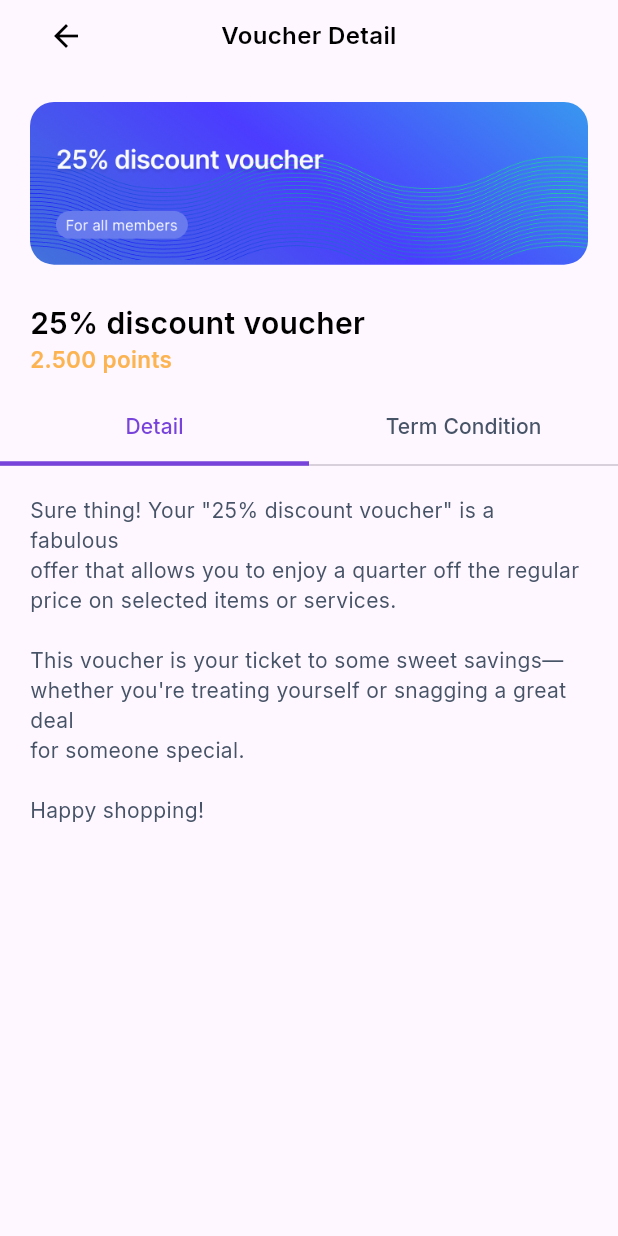
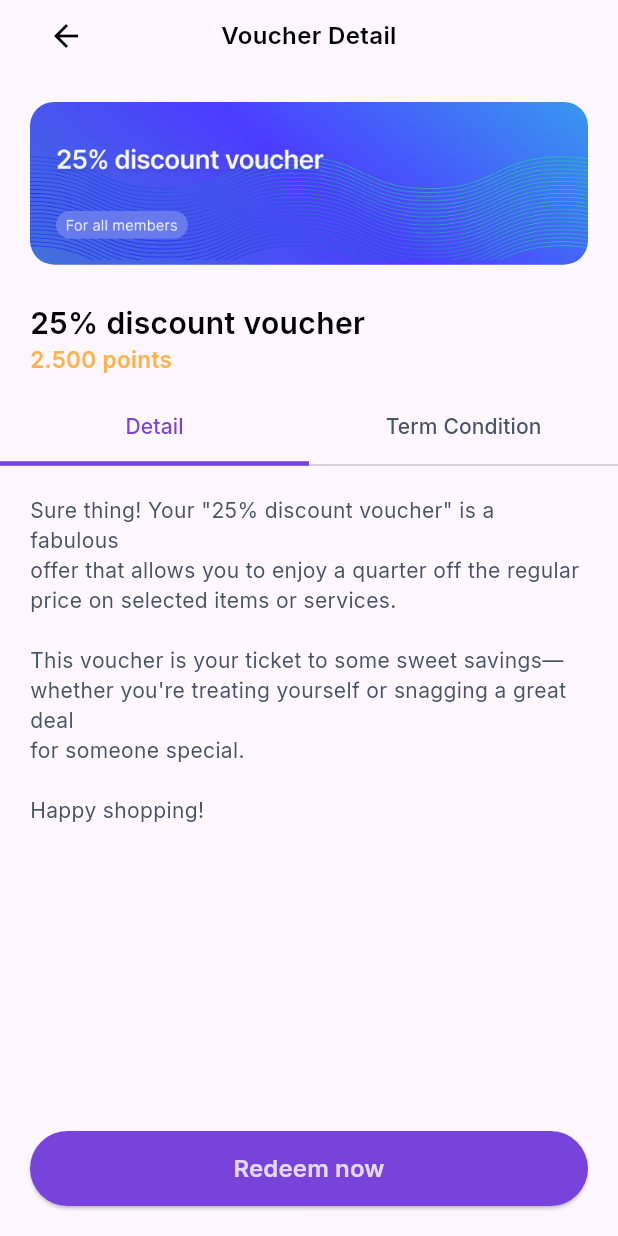
Before and after one commit to luthfan1234/mobile_loyality_app, a Flutter app: the VoucherDetailScreen screen opened directly, on a phone screen of 412 x 824 dp. Run offline on Flutter 3.47's test engine with Material 3 defaults, Android fonts, the phone set to English and light mode, and no system bars; our stand-ins replace flutter_animate, google_fonts.

Commit message:
Refactor VoucherDetailScreen layout; enhance voucher header, tab bar, and redeem button for improved user experience.

```diff
--- a/lib/screen/voucher_detail.dart
+++ b/lib/screen/voucher_detail.dart
@@ -34,20 +34,31 @@ class _VoucherDetailScreenState extends State<VoucherDetailScreen>
           children: [
             _buildAppBar(context),
             const SizedBox(height: 20),
-            Padding(
+            _buildVoucherHeader(),
+            const SizedBox(height: 11),
+            _buildTabBar(),
+            _buildTabBarView(),
+            _buildRedeemButton(),
+          ],
+        ),
+      ),
+    );
+  }
+
+  Widget _buildVoucherHeader() {
+    return Padding(
       padding: const EdgeInsets.symmetric(horizontal: 20),
-              child: ClipRRect(
+      child: Column(
+        children: [
+          ClipRRect(
             borderRadius: BorderRadius.circular(16),
             child: Image.asset(
               'assets/images/voucher_detail.png',
               fit: BoxFit.cover,
             ),
           ),
-            ),
           const SizedBox(height: 24),
-            Padding(
-              padding: const EdgeInsets.symmetric(horizontal: 20),
-              child: Align(
+          Align(
             alignment: Alignment.centerLeft,
             child: Column(
               crossAxisAlignment: CrossAxisAlignment.start,
@@ -71,9 +82,13 @@ class _VoucherDetailScreenState extends State<VoucherDetailScreen>
               ],
             ),
           ),
+        ],
       ),
-            const SizedBox(height: 11),
-            TabBar(
+    );
+  }
+
+  Widget _buildTabBar() {
+    return TabBar(
       controller: _tabController,
       tabs: const [
         Tab(text: 'Detail'),
@@ -92,20 +107,23 @@ class _VoucherDetailScreenState extends State<VoucherDetailScreen>
         fontSize: 14,
         fontWeight: FontWeight.w500,
       ),
-            ),
-            Expanded(
+    );
+  }
+
+  Widget _buildTabBarView() {
+    return Expanded(
       child: TabBarView(
         controller: _tabController,
         children: [
           // Detail Tab
           Padding(
-                    padding: const EdgeInsets.all(20.0),
+            padding: const EdgeInsets.all(20),
             child: Text(
               "Sure thing! Your \"25% discount voucher\" is a fabulous \noffer that allows you to enjoy a quarter off the regular \nprice on selected items or services. \n  \nThis voucher is your ticket to some sweet savings—\nwhether you're treating yourself or snagging a great deal \nfor someone special. \n \nHappy shopping!",
               style: GoogleFonts.inter(
                 fontSize: 14,
                 fontWeight: FontWeight.w400,
-                        color: Color(0xFF475467),
+                color: const Color(0xFF475467),
                 height: 1.4,
               ),
             ),
@@ -137,8 +155,28 @@ class _VoucherDetailScreenState extends State<VoucherDetailScreen>
           ),
         ],
       ),
+    );
+  }
+
+  Widget _buildRedeemButton() {
+    return Padding(
+      padding: const EdgeInsets.all(20),
+      child: ElevatedButton(
+        onPressed: () {},
+        style: ElevatedButton.styleFrom(
+          backgroundColor: const Color(0xFF7743DB),
+          minimumSize: const Size(double.infinity, 50),
+          shape: RoundedRectangleBorder(
+            borderRadius: BorderRadius.circular(60),
           ),
-          ],
+        ),
+        child: Text(
+          'Redeem now',
+          style: GoogleFonts.inter(
+            fontSize: 16,
+            fontWeight: FontWeight.w600,
+            color: const Color(0xFFE4D9F8),
+          ),
         ),
       ),
     );
```
Lines whose indentation alone changed are shown as unchanged.
